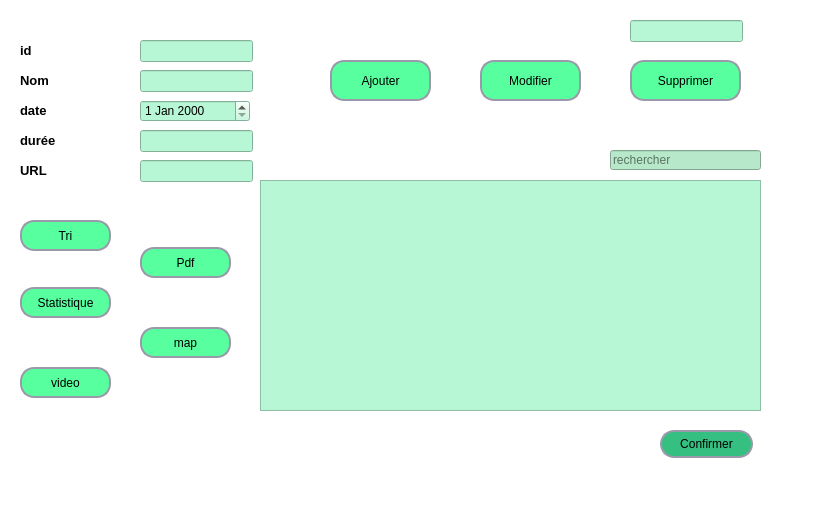
Old version of the form mainwindow.ui in the repository ANISO2/Ocrea.
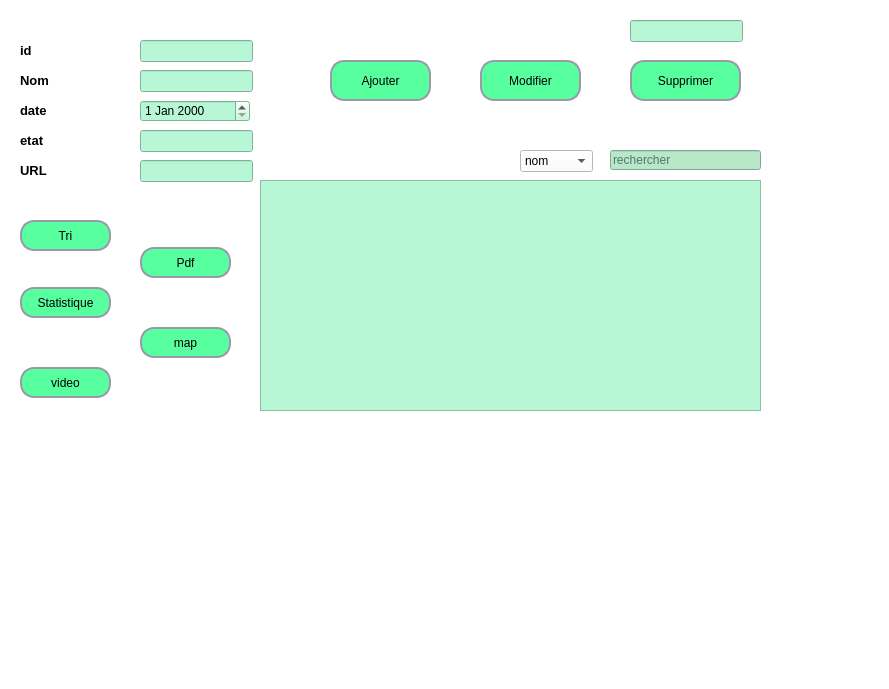
New version of the form. Icons and pictures are not drawn.

The edit to the form file:
```diff
--- a/mainwindow.ui
+++ b/mainwindow.ui
@@ -6,8 +6,8 @@
    <rect>
     <x>0</x>
     <y>0</y>
-    <width>813</width>
-    <height>514</height>
+    <width>889</width>
+    <height>689</height>
    </rect>
   </property>
   <property name="windowTitle">
@@ -46,58 +46,6 @@
      <string>&lt;html&gt;&lt;head/&gt;&lt;body&gt;&lt;p&gt;&lt;span style=&quot; font-size:10pt; font-weight:600; color:#000000;&quot;&gt;Nom&lt;/span&gt;&lt;/p&gt;&lt;/body&gt;&lt;/html&gt;</string>
     </property>
    </widget>
-   <widget class="QPushButton" name="pushButton_11">
-    <property name="geometry">
-     <rect>
-      <x>660</x>
-      <y>430</y>
-      <width>93</width>
-      <height>28</height>
-     </rect>
-    </property>
-    <property name="styleSheet">
-     <string notr="true">QPushButton {
-	background-color: rgb(53, 191, 129);
-
-	border-style: solid;
-	border-width: 2px;
-	border-color: #9999aa;
-	border-radius: 14px;
-	color: black;
-	/*background-color: qlineargradient(spread:pad, x1:0.5, y1:0, x2:0.5, y2:1, stop:0 rgba(0, 0, 255, 255), stop:1 rgba(255, 255, 255, 255));*/
-}
-
-
-QPushButton:pressed {
-	background-color: qlineargradient(spread:pad, x1:0.5, y1:0, x2:0.5, y2:1, stop:0 rgba(0, 255, 255, 255), stop:1 rgba(255, 255, 255, 255));
-		color: #fffffe;
-}
-
-
-QPushButton:hover:!pressed {
-	background-color: qlineargradient(spread:pad, x1:0.5, y1:0, x2:0.5, y2:1, stop:0 rgba(255, 0, 255, 255), stop:1 rgba(255, 255, 255, 255));
-		color: #0c2f70;
-}
-
-QPushButton:disabled {
-		background-color: #aaaaaa;
-		color: #ffffff;
-}</string>
-    </property>
-    <property name="text">
-     <string>Confirmer</string>
-    </property>
-    <property name="icon">
-     <iconset>
-      <normaloff>../../Downloads/confirm-16 (1).png</normaloff>../../Downloads/confirm-16 (1).png</iconset>
-    </property>
-    <property name="iconSize">
-     <size>
-      <width>20</width>
-      <height>20</height>
-     </size>
-    </property>
-   </widget>
    <widget class="QPushButton" name="pushButton_7">
     <property name="geometry">
      <rect>
@@ -327,7 +275,7 @@
      </rect>
     </property>
     <property name="text">
-     <string>&lt;html&gt;&lt;head/&gt;&lt;body&gt;&lt;p&gt;&lt;span style=&quot; font-size:10pt; font-weight:600; color:#000000;&quot;&gt;durée&lt;/span&gt;&lt;/p&gt;&lt;/body&gt;&lt;/html&gt;</string>
+     <string>&lt;html&gt;&lt;head/&gt;&lt;body&gt;&lt;p&gt;&lt;span style=&quot; font-size:10pt; font-weight:600; color:#000000;&quot;&gt;etat &lt;/span&gt;&lt;/p&gt;&lt;/body&gt;&lt;/html&gt;</string>
     </property>
    </widget>
    <widget class="QTableView" name="tableView_2">
@@ -666,6 +614,60 @@
 </string>
     </property>
    </widget>
+   <widget class="QComboBox" name="comboBox">
+    <property name="geometry">
+     <rect>
+      <x>520</x>
+      <y>150</y>
+      <width>73</width>
+      <height>22</height>
+     </rect>
+    </property>
+    <item>
+     <property name="text">
+      <string>nom</string>
+     </property>
+    </item>
+    <item>
+     <property name="text">
+      <string>date</string>
+     </property>
+    </item>
+    <item>
+     <property name="text">
+      <string>etat</string>
+     </property>
+    </item>
+    <item>
+     <property name="text">
+      <string>url</string>
+     </property>
+    </item>
+   </widget>
+   <widget class="QWidget" name="gridLayoutWidget">
+    <property name="geometry">
+     <rect>
+      <x>180</x>
+      <y>430</y>
+      <width>401</width>
+      <height>251</height>
+     </rect>
+    </property>
+    <layout class="QGridLayout" name="gridLayout"/>
+   </widget>
+   <widget class="QLabel" name="label_pic">
+    <property name="geometry">
+     <rect>
+      <x>790</x>
+      <y>0</y>
+      <width>81</width>
+      <height>111</height>
+     </rect>
+    </property>
+    <property name="text">
+     <string/>
+    </property>
+   </widget>
   </widget>
   <widget class="QMenuBar" name="menubar">
    <property name="geometry">
```
Left out of the diff: 6 changed lines with no effect on the pictures.
